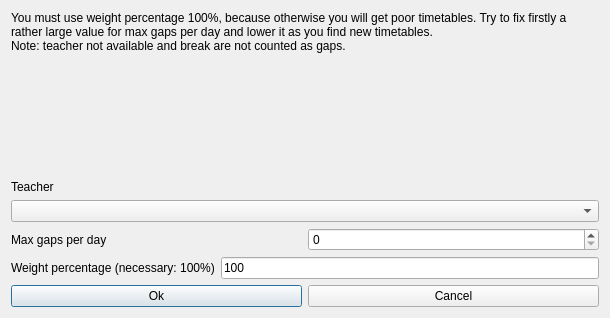
Above: fet/src/interface/modifyconstraintteachermaxgapsperdayform_template.ui from vonmecheln/fet before the change. Below: the same form after it.
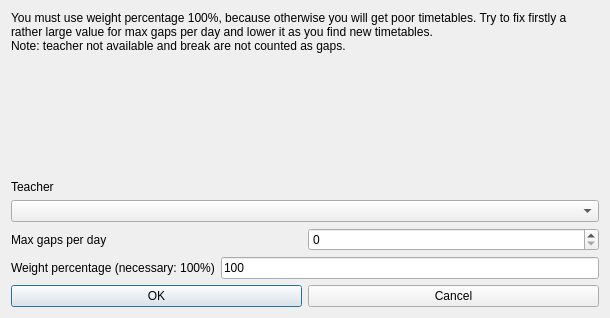
That is the form after the change.

Patch:
```diff
--- a/fet/src/interface/modifyconstraintteachermaxgapsperdayform_template.ui
+++ b/fet/src/interface/modifyconstraintteachermaxgapsperdayform_template.ui
@@ -135,7 +135,7 @@
      <item>
       <widget class="QPushButton" name="okPushButton">
        <property name="text">
-        <string>Ok</string>
+        <string>OK</string>
        </property>
       </widget>
      </item>
```
